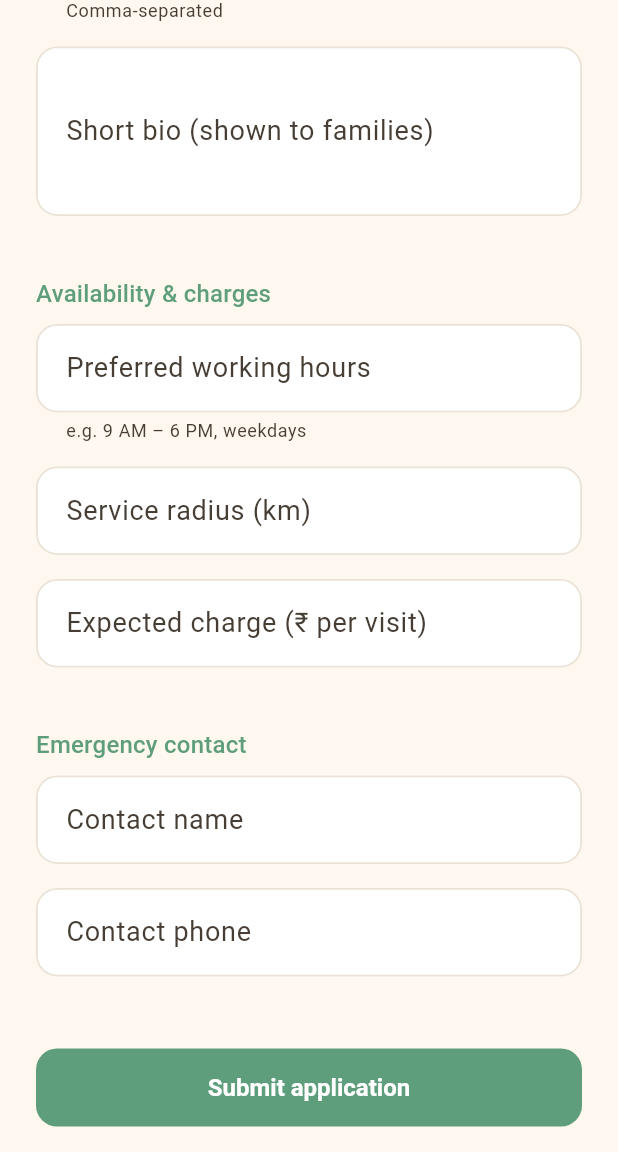
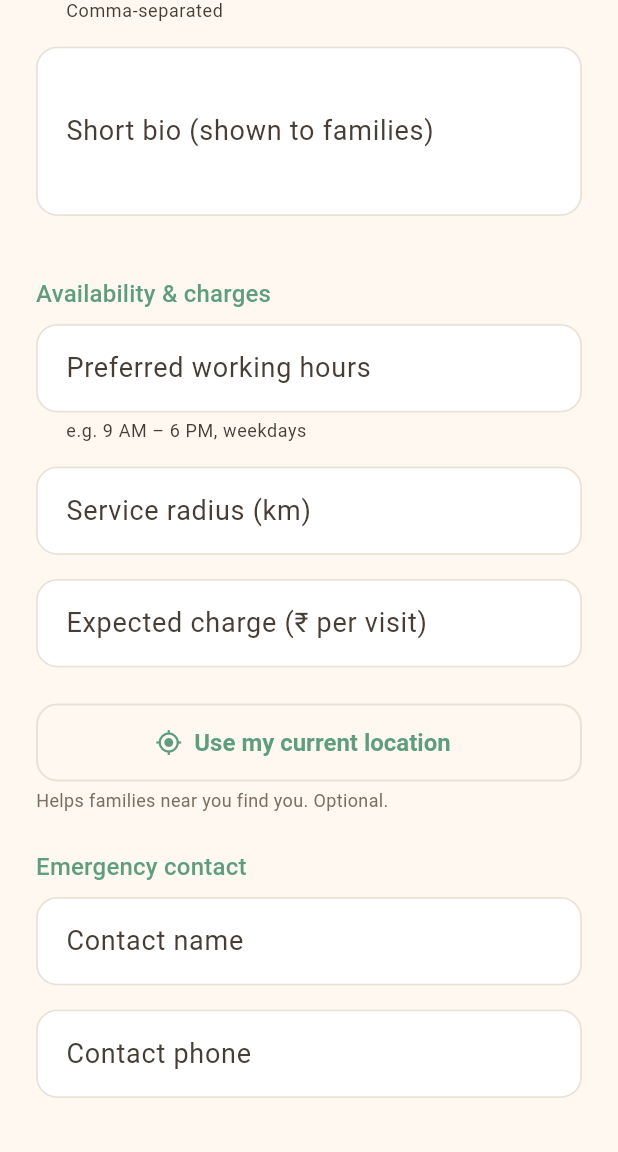
Before and after one commit to MADEMSanjanaSarvani/Elder-Care, a Flutter app: the CaregiverRegistrationScreen screen opened directly, scrolled down 1152 dp, on a phone screen of 412 x 824 dp, the part 84-1236 px from its top. Run offline on Flutter 3.47's test engine with Material 3 defaults, Android fonts, the phone set to English and light mode, and no system bars; our stand-ins replace file_picker, flutter_riverpod, geolocator, go_router, shared_preferences, supabase_flutter; accounts and stored records are empty.

Commit message:
Capture caregiver location at registration (fixes distance for real caregivers)
Distance search only worked for the seeded demo caregivers because
self-registration never captured a caregiver's coordinates. Add a
consent-based "Use my current location" button to the registration form
(geolocator), pass latitude/longitude to caregiver-register, and store
them on caregiver_profile_details — so real caregivers are now findable
by distance too. Optional: registering without location still works.

Co-Authored-By: Claude Opus 4.8 <noreply@anthropic.com>
Claude-Session: https://claude.ai/code/session_01S5DTGMKeQG9VnPQnqENAW4

```diff
--- a/apps/family_elder_app/lib/features/caregiver_onboarding/presentation/caregiver_registration_screen.dart
+++ b/apps/family_elder_app/lib/features/caregiver_onboarding/presentation/caregiver_registration_screen.dart
@@ -1,5 +1,6 @@
 import 'package:flutter/material.dart';
 import 'package:flutter_riverpod/flutter_riverpod.dart';
+import 'package:geolocator/geolocator.dart';
 import 'package:setu_core/setu_core.dart';
 
 import '../../../core/providers.dart';
@@ -37,6 +38,9 @@ class _CaregiverRegistrationScreenState
   final _emergencyName = TextEditingController();
   final _emergencyPhone = TextEditingController();
 
+  double? _latitude;
+  double? _longitude;
+  bool _locating = false;
   String _type = 'non_clinical';
   String _subRole = 'companion';
   bool _busy = false;
@@ -76,6 +80,39 @@ class _CaregiverRegistrationScreenState
   List<String> _split(String s) =>
       s.split(',').map((e) => e.trim()).where((e) => e.isNotEmpty).toList();
 
+  /// Captures the caregiver's base location so families can find them by
+  /// distance. Consent-based; if denied, they can still register (no distance).
+  Future<void> _captureLocation() async {
+    setState(() => _locating = true);
+    try {
+      var permission = await Geolocator.checkPermission();
+      if (permission == LocationPermission.denied) {
+        permission = await Geolocator.requestPermission();
+      }
+      if (permission == LocationPermission.always ||
+          permission == LocationPermission.whileInUse) {
+        final pos = await Geolocator.getCurrentPosition(
+          locationSettings:
+              const LocationSettings(accuracy: LocationAccuracy.medium),
+        ).timeout(const Duration(seconds: 8));
+        setState(() {
+          _latitude = pos.latitude;
+          _longitude = pos.longitude;
+        });
+      } else if (mounted) {
+        ScaffoldMessenger.of(context).showSnackBar(const SnackBar(
+            content: Text('Location permission denied.')));
+      }
+    } catch (err) {
+      if (mounted) {
+        ScaffoldMessenger.of(context).showSnackBar(
+            SnackBar(content: Text('Could not get location: $err')));
+      }
+    } finally {
+      if (mounted) setState(() => _locating = false);
+    }
+  }
+
   Future<void> _submit() async {
     if (!_formKey.currentState!.validate()) return;
     if (_type == 'clinical' && _councilReg.text.trim().isEmpty) {
@@ -106,6 +143,8 @@ class _CaregiverRegistrationScreenState
         'expected_charge': num.tryParse(_charge.text.trim()),
         'emergency_contact_name': _emergencyName.text.trim(),
         'emergency_contact_phone': _emergencyPhone.text.trim(),
+        'latitude': _latitude,
+        'longitude': _longitude,
       });
       // The caregiver row now exists (inactive) — refreshing sends the app to
       // the pending-verification screen.
@@ -172,6 +211,28 @@ class _CaregiverRegistrationScreenState
                 keyboard: TextInputType.number),
             _field(_charge, 'Expected charge (₹ per visit)',
                 keyboard: TextInputType.number),
+            const SizedBox(height: SetuSpacing.sm),
+            OutlinedButton.icon(
+              onPressed: _locating ? null : _captureLocation,
+              icon: _locating
+                  ? const SizedBox(
+                      width: 16,
+                      height: 16,
+                      child: CircularProgressIndicator(strokeWidth: 2))
+                  : Icon(_latitude != null
+                      ? Icons.check_circle_outline
+                      : Icons.my_location),
+              label: Text(_latitude != null
+                  ? 'Location captured — tap to update'
+                  : 'Use my current location'),
+            ),
+            const Padding(
+              padding: EdgeInsets.only(top: 4),
+              child: Text(
+                'Helps families near you find you. Optional.',
+                style: TextStyle(fontSize: 12, color: SetuColors.mutedLight),
+              ),
+            ),
             const SizedBox(height: SetuSpacing.lg),
             _section('Emergency contact'),
             _field(_emergencyName, 'Contact name'),
```
Also changed, not shown: 1 other file.
